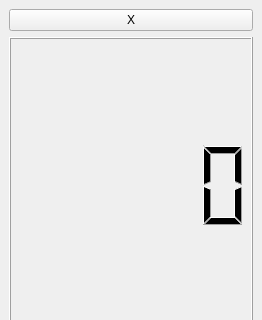
The window that Stopwatch/mainwindow.ui (baraa-almasri/Qt) describes before a commit, drawn with Qt 5; both pictures show x 0 to 262 and y 0 to 320 of the 262 by 477 pixel window.
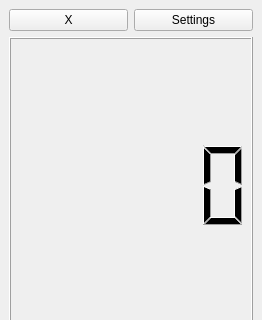
The same window after the commit.

Commit message: added settings dialog

Patch:
```diff
--- a/Stopwatch/mainwindow.ui
+++ b/Stopwatch/mainwindow.ui
@@ -18,11 +18,22 @@
     <item row="2" column="0">
      <layout class="QVBoxLayout" name="verticalLayout">
       <item>
+       <layout class="QHBoxLayout" name="horizontalLayout_2">
+        <item>
        <widget class="QPushButton" name="kill">
         <property name="text">
          <string>X</string>
         </property>
        </widget>
+        </item>
+        <item>
+         <widget class="QPushButton" name="settingsButton">
+          <property name="text">
+           <string>Settings</string>
+          </property>
+         </widget>
+        </item>
+       </layout>
       </item>
       <item>
        <widget class="QLCDNumber" name="secsDisplay"/>
```
Lines whose indentation alone changed are shown as unchanged. The commit also changes 11 other files.
